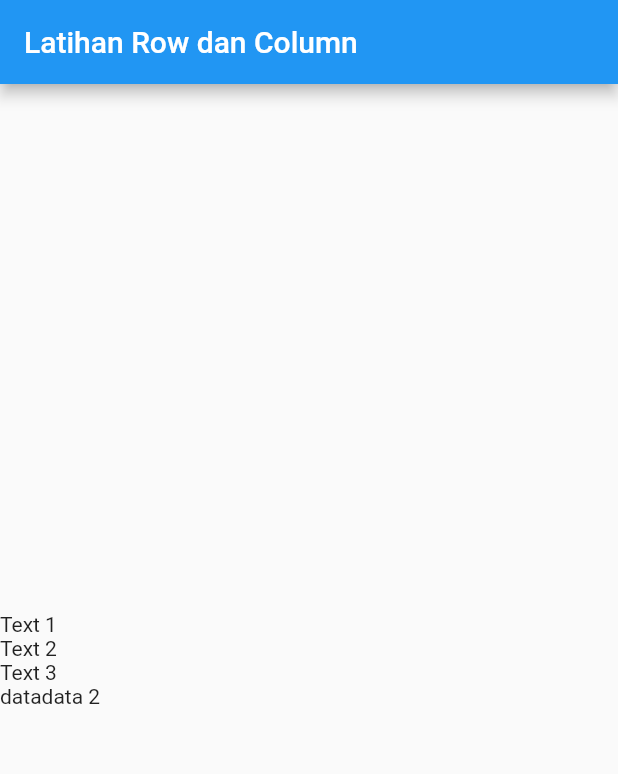
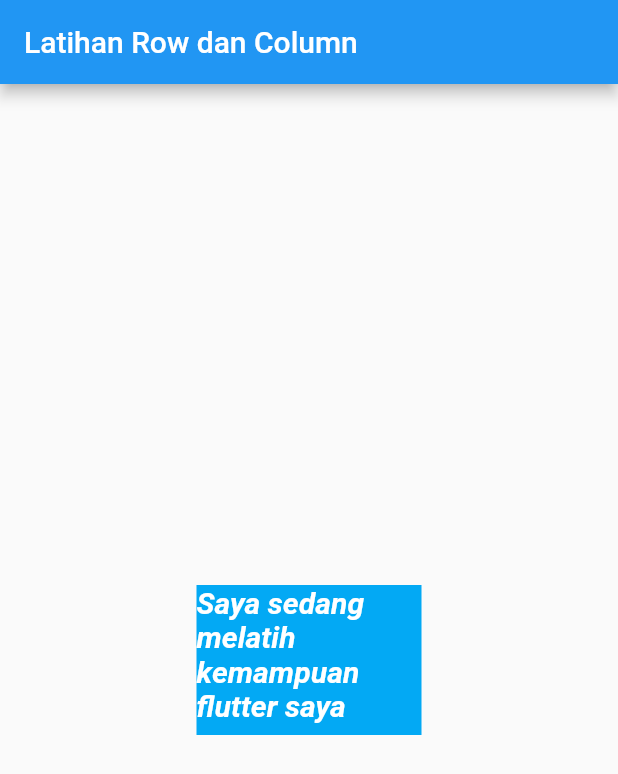
Before and after one commit to fullpagedeveloper/flutter-learning, a Flutter app: the screen it shows after launch, on a phone screen of 412 x 824 dp. Shown: the top 774 px of the screen. Run offline on Flutter 3.47's test engine with Material 2 defaults, Android fonts, the light colour scheme and no system bars.

Commit message:
text widget

```diff
--- a/lib/main.dart
+++ b/lib/main.dart
@@ -7,22 +7,24 @@
   Widget build(BuildContext context) {
     return MaterialApp(
       home: Scaffold(
-        appBar: AppBar(
-          title: Text("Latihan Row dan Column"),
-        ),
-        body: Column(
-          mainAxisAlignment: MainAxisAlignment.center, // column
-          crossAxisAlignment: CrossAxisAlignment.start, //row
-          children: <Widget>[
-            Text("Text 1"),
-            Text("Text 2"),
-            Text("Text 3"),
-            Row(
-              children: <Widget>[Text('data'), Text('data 2')],
-            )
-          ],
-        ),
-      ),
+          appBar: AppBar(
+            title: Text("Latihan Row dan Column"),
+          ),
+          body: Center(
+            child: Container(
+              color: Colors.lightBlue,
+              width: 150,
+              height: 100,
+              child: Text(
+                "Saya sedang melatih kemampuan flutter saya",
+                style: TextStyle(
+                    fontStyle: FontStyle.italic,
+                    fontWeight: FontWeight.w700,
+                    fontSize: 20,
+                    color: Colors.white),
+              ),
+            ),
+          )),
     );
   }
 }
```
